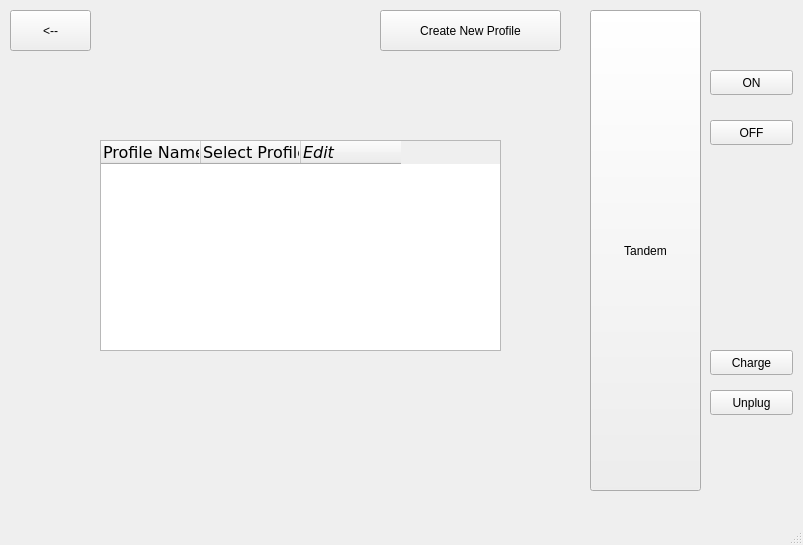
MurkyMurka/3004-Team-Project, file COMP3004_Final/mainwindow.ui: the form before one commit.
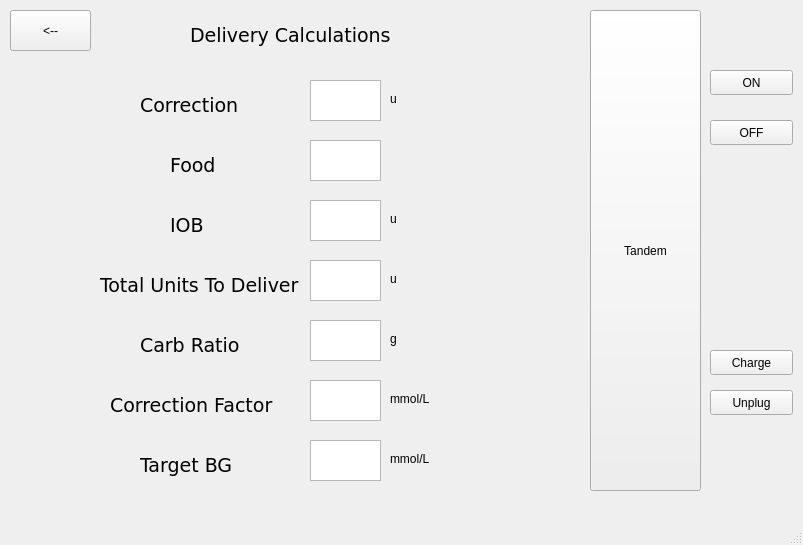
The form after the commit. The open tabs and pages were chosen to show the change. Icons and pictures are not drawn.

What changed in the file:
```diff
--- a/COMP3004_Final/mainwindow.ui
+++ b/COMP3004_Final/mainwindow.ui
@@ -24,28 +24,15 @@
      </rect>
     </property>
     <property name="currentIndex">
-     <number>4</number>
+     <number>33</number>
     </property>
     <widget class="QWidget" name="HomePage">
-     <widget class="QLabel" name="BolusIcon">
-      <property name="geometry">
-       <rect>
-        <x>410</x>
-        <y>20</y>
-        <width>20</width>
-        <height>30</height>
-       </rect>
-      </property>
-      <property name="text">
-       <string>B</string>
-      </property>
-     </widget>
      <widget class="QProgressBar" name="BolusBar">
       <property name="geometry">
        <rect>
-        <x>420</x>
+        <x>450</x>
         <y>20</y>
-        <width>141</width>
+        <width>111</width>
         <height>31</height>
        </rect>
       </property>
@@ -64,7 +51,7 @@
        <rect>
         <x>10</x>
         <y>390</y>
-        <width>261</width>
+        <width>271</width>
         <height>101</height>
        </rect>
       </property>
@@ -77,7 +64,7 @@
        <rect>
         <x>290</x>
         <y>390</y>
-        <width>261</width>
+        <width>271</width>
         <height>101</height>
        </rect>
       </property>
@@ -101,7 +88,7 @@
      <widget class="QDateTimeEdit" name="dateTimeEdit">
       <property name="geometry">
        <rect>
-        <x>220</x>
+        <x>210</x>
         <y>20</y>
         <width>141</width>
         <height>31</height>
@@ -140,6 +127,9 @@
         <height>30</height>
        </rect>
       </property>
+      <property name="readOnly">
+       <bool>true</bool>
+      </property>
       <property name="html">
        <string>&lt;!DOCTYPE HTML PUBLIC &quot;-//W3C//DTD HTML 4.0//EN&quot; &quot;http://www.w3.org/TR/REC-html40/strict.dtd&quot;&gt;
 &lt;html&gt;&lt;head&gt;&lt;meta name=&quot;qrichtext&quot; content=&quot;1&quot; /&gt;&lt;style type=&quot;text/css&quot;&gt;
@@ -148,6 +138,105 @@
 &lt;p style=&quot;-qt-paragraph-type:empty; margin-top:0px; margin-bottom:0px; margin-left:0px; margin-right:0px; -qt-block-indent:0; text-indent:0px;&quot;&gt;&lt;br /&gt;&lt;/p&gt;&lt;/body&gt;&lt;/html&gt;</string>
       </property>
      </widget>
+     <widget class="QPushButton" name="currentStatus">
+      <property name="geometry">
+       <rect>
+        <x>410</x>
+        <y>20</y>
+        <width>31</width>
+        <height>31</height>
+       </rect>
+      </property>
+      <property name="text">
+       <string>B</string>
+      </property>
+     </widget>
+    </widget>
+    <widget class="QWidget" name="currentStatusPage">
+     <widget class="QLabel" name="label_55">
+      <property name="geometry">
+       <rect>
+        <x>210</x>
+        <y>20</y>
+        <width>141</width>
+        <height>31</height>
+       </rect>
+      </property>
+      <property name="font">
+       <font>
+        <family>DejaVu Sans</family>
+        <pointsize>14</pointsize>
+       </font>
+      </property>
+      <property name="text">
+       <string>Current Status</string>
+      </property>
+     </widget>
+     <widget class="QPushButton" name="backToHome_5">
+      <property name="geometry">
+       <rect>
+        <x>10</x>
+        <y>10</y>
+        <width>81</width>
+        <height>41</height>
+       </rect>
+      </property>
+      <property name="text">
+       <string>&lt;--</string>
+      </property>
+     </widget>
+     <widget class="QPushButton" name="buttonR">
+      <property name="geometry">
+       <rect>
+        <x>10</x>
+        <y>60</y>
+        <width>501</width>
+        <height>101</height>
+       </rect>
+      </property>
+      <property name="text">
+       <string>x</string>
+      </property>
+     </widget>
+     <widget class="QPushButton" name="buttonR_2">
+      <property name="geometry">
+       <rect>
+        <x>10</x>
+        <y>170</y>
+        <width>501</width>
+        <height>101</height>
+       </rect>
+      </property>
+      <property name="text">
+       <string>x</string>
+      </property>
+     </widget>
+     <widget class="QPushButton" name="buttonR_3">
+      <property name="geometry">
+       <rect>
+        <x>10</x>
+        <y>280</y>
+        <width>501</width>
+        <height>101</height>
+       </rect>
+      </property>
+      <property name="text">
+       <string>x</string>
+      </property>
+     </widget>
+     <widget class="QPushButton" name="buttonR_4">
+      <property name="geometry">
+       <rect>
+        <x>10</x>
+        <y>390</y>
+        <width>501</width>
+        <height>101</height>
+       </rect>
+      </property>
+      <property name="text">
+       <string>x</string>
+      </property>
+     </widget>
     </widget>
     <widget class="QWidget" name="OffPage">
      <widget class="QTextBrowser" name="textBrowser">
@@ -416,7 +505,7 @@
        <string>&lt;--</string>
       </property>
      </widget>
-     <widget class="QPushButton" name="historyBTN_3">
+     <widget class="QPushButton" name="pumpHistoryBTN">
       <property name="geometry">
        <rect>
         <x>10</x>
@@ -429,7 +518,7 @@
        <string>Pump History</string>
       </property>
      </widget>
-     <widget class="QPushButton" name="historyBTN_4">
+     <widget class="QPushButton" name="cgmHistoryBTN">
       <property name="geometry">
        <rect>
         <x>10</x>
@@ -462,6 +551,126 @@
       </property>
      </widget>
     </widget>
+    <widget class="QWidget" name="cgmHistoryPage">
+     <widget class="QPushButton" name="historyBTN_7">
+      <property name="geometry">
+       <rect>
+        <x>10</x>
+        <y>60</y>
+        <width>551</width>
+        <height>101</height>
+       </rect>
+      </property>
+      <property name="text">
+       <string>x</string>
+      </property>
+     </widget>
+     <widget class="QLabel" name="label_54">
+      <property name="geometry">
+       <rect>
+        <x>230</x>
+        <y>20</y>
+        <width>131</width>
+        <height>31</height>
+       </rect>
+      </property>
+      <property name="font">
+       <font>
+        <family>DejaVu Sans</family>
+        <pointsize>14</pointsize>
+       </font>
+      </property>
+      <property name="text">
+       <string> CGM History</string>
+      </property>
+     </widget>
+     <widget class="QPushButton" name="historyBTN_8">
+      <property name="geometry">
+       <rect>
+        <x>10</x>
+        <y>170</y>
+        <width>551</width>
+        <height>101</height>
+       </rect>
+      </property>
+      <property name="text">
+       <string>x</string>
+      </property>
+     </widget>
+     <widget class="QPushButton" name="backToHistoryBTN_2">
+      <property name="geometry">
+       <rect>
+        <x>10</x>
+        <y>10</y>
+        <width>81</width>
+        <height>41</height>
+       </rect>
+      </property>
+      <property name="text">
+       <string>&lt;--</string>
+      </property>
+     </widget>
+    </widget>
+    <widget class="QWidget" name="pumpHistoryPage">
+     <widget class="QPushButton" name="backToHistoryBTN">
+      <property name="geometry">
+       <rect>
+        <x>10</x>
+        <y>10</y>
+        <width>81</width>
+        <height>41</height>
+       </rect>
+      </property>
+      <property name="text">
+       <string>&lt;--</string>
+      </property>
+     </widget>
+     <widget class="QLabel" name="label_53">
+      <property name="geometry">
+       <rect>
+        <x>230</x>
+        <y>20</y>
+        <width>131</width>
+        <height>31</height>
+       </rect>
+      </property>
+      <property name="font">
+       <font>
+        <family>DejaVu Sans</family>
+        <pointsize>14</pointsize>
+       </font>
+      </property>
+      <property name="text">
+       <string>Pump History</string>
+      </property>
+     </widget>
+     <widget class="QPushButton" name="historyBTN_5">
+      <property name="geometry">
+       <rect>
+        <x>10</x>
+        <y>60</y>
+        <width>551</width>
+        <height>101</height>
+       </rect>
+      </property>
+      <property name="text">
+       <string>x</string>
+      </property>
+     </widget>
+     <widget class="QPushButton" name="historyBTN_6">
+      <property name="geometry">
+       <rect>
+        <x>10</x>
+        <y>170</y>
+        <width>551</width>
+        <height>101</height>
+       </rect>
+      </property>
+      <property name="text">
+       <string>x</string>
+      </property>
+     </widget>
+    </widget>
     <widget class="QWidget" name="loadPage">
      <widget class="QPushButton" name="backToOptionsBTN_2">
       <property name="geometry">
@@ -1246,6 +1455,342 @@
       </property>
      </widget>
     </widget>
+    <widget class="QWidget" name="deliverCalculationPage">
+     <widget class="QPushButton" name="backToBolus">
+      <property name="geometry">
+       <rect>
+        <x>10</x>
+        <y>10</y>
+        <width>81</width>
+        <height>41</height>
+       </rect>
+      </property>
+      <property name="text">
+       <string>&lt;--</string>
+      </property>
+     </widget>
+     <widget class="QLabel" name="label_56">
+      <property name="geometry">
+       <rect>
+        <x>190</x>
+        <y>20</y>
+        <width>201</width>
+        <height>31</height>
+       </rect>
+      </property>
+      <property name="font">
+       <font>
+        <family>DejaVu Sans</family>
+        <pointsize>14</pointsize>
+       </font>
+      </property>
+      <property name="text">
+       <string>Delivery Calculations</string>
+      </property>
+     </widget>
+     <widget class="QTextEdit" name="correctionView">
+      <property name="geometry">
+       <rect>
+        <x>310</x>
+        <y>80</y>
+        <width>71</width>
+        <height>41</height>
+       </rect>
+      </property>
+      <property name="readOnly">
+       <bool>true</bool>
+      </property>
+     </widget>
+     <widget class="QLabel" name="label_57">
+      <property name="geometry">
+       <rect>
+        <x>140</x>
+        <y>90</y>
+        <width>111</width>
+        <height>31</height>
+       </rect>
+      </property>
+      <property name="font">
+       <font>
+        <family>DejaVu Sans</family>
+        <pointsize>14</pointsize>
+       </font>
+      </property>
+      <property name="text">
+       <string>Correction</string>
+      </property>
+     </widget>
+     <widget class="QLabel" name="label_58">
+      <property name="geometry">
+       <rect>
+        <x>170</x>
+        <y>150</y>
+        <width>51</width>
+        <height>31</height>
+       </rect>
+      </property>
+      <property name="font">
+       <font>
+        <family>DejaVu Sans</family>
+        <pointsize>14</pointsize>
+       </font>
+      </property>
+      <property name="text">
+       <string>Food</string>
+      </property>
+     </widget>
+     <widget class="QTextEdit" name="foodView">
+      <property name="geometry">
+       <rect>
+        <x>310</x>
+        <y>140</y>
+        <width>71</width>
+        <height>41</height>
+       </rect>
+      </property>
+      <property name="readOnly">
+       <bool>true</bool>
+      </property>
+     </widget>
+     <widget class="QLabel" name="label_59">
+      <property name="geometry">
+       <rect>
+        <x>170</x>
+        <y>210</y>
+        <width>111</width>
+        <height>31</height>
+       </rect>
+      </property>
+      <property name="font">
+       <font>
+        <family>DejaVu Sans</family>
+        <pointsize>14</pointsize>
+       </font>
+      </property>
+      <property name="text">
+       <string>IOB</string>
+      </property>
+     </widget>
+     <widget class="QTextEdit" name="iobView">
+      <property name="geometry">
+       <rect>
+        <x>310</x>
+        <y>200</y>
+        <width>71</width>
+        <height>41</height>
+       </rect>
+      </property>
+      <property name="readOnly">
+       <bool>true</bool>
+      </property>
+     </widget>
+     <widget class="QLabel" name="label_60">
+      <property name="geometry">
+       <rect>
+        <x>100</x>
+        <y>270</y>
+        <width>201</width>
+        <height>31</height>
+       </rect>
+      </property>
+      <property name="font">
+       <font>
+        <family>DejaVu Sans</family>
+        <pointsize>14</pointsize>
+       </font>
+      </property>
+      <property name="text">
+       <string>Total Units To Deliver</string>
+      </property>
+     </widget>
+     <widget class="QTextEdit" name="totalUnitsToDeliverView">
+      <property name="geometry">
+       <rect>
+        <x>310</x>
+        <y>260</y>
+        <width>71</width>
+        <height>41</height>
+       </rect>
+      </property>
+      <property name="readOnly">
+       <bool>true</bool>
+      </property>
+     </widget>
+     <widget class="QLabel" name="label_61">
+      <property name="geometry">
+       <rect>
+        <x>140</x>
+        <y>330</y>
+        <width>111</width>
+        <height>31</height>
+       </rect>
+      </property>
+      <property name="font">
+       <font>
+        <family>DejaVu Sans</family>
+        <pointsize>14</pointsize>
+       </font>
+      </property>
+      <property name="text">
+       <string>Carb Ratio</string>
+      </property>
+     </widget>
+     <widget class="QTextEdit" name="carbRatioView">
+      <property name="geometry">
+       <rect>
+        <x>310</x>
+        <y>320</y>
+        <width>71</width>
+        <height>41</height>
+       </rect>
+      </property>
+      <property name="readOnly">
+       <bool>true</bool>
+      </property>
+     </widget>
+     <widget class="QTextEdit" name="correctionFactorView">
+      <property name="geometry">
+       <rect>
+        <x>310</x>
+        <y>380</y>
+        <width>71</width>
+        <height>41</height>
+       </rect>
+      </property>
+      <property name="readOnly">
+       <bool>true</bool>
+      </property>
+     </widget>
+     <widget class="QLabel" name="label_141">
+      <property name="geometry">
+       <rect>
+        <x>110</x>
+        <y>390</y>
+        <width>171</width>
+        <height>31</height>
+       </rect>
+      </property>
+      <property name="font">
+       <font>
+        <family>DejaVu Sans</family>
+        <pointsize>14</pointsize>
+       </font>
+      </property>
+      <property name="text">
+       <string>Correction Factor</string>
+      </property>
+     </widget>
+     <widget class="QTextEdit" name="tagetBgView">
+      <property name="geometry">
+       <rect>
+        <x>310</x>
+        <y>440</y>
+        <width>71</width>
+        <height>41</height>
+       </rect>
+      </property>
+      <property name="readOnly">
+       <bool>true</bool>
+      </property>
+     </widget>
+     <widget class="QLabel" name="label_142">
+      <property name="geometry">
+       <rect>
+        <x>140</x>
+        <y>450</y>
+        <width>101</width>
+        <height>31</height>
+       </rect>
+      </property>
+      <property name="font">
+       <font>
+        <family>DejaVu Sans</family>
+        <pointsize>14</pointsize>
+       </font>
+      </property>
+      <property name="text">
+       <string>Target BG</string>
+      </property>
+     </widget>
+     <widget class="QLabel" name="label_143">
+      <property name="geometry">
+       <rect>
+        <x>390</x>
+        <y>90</y>
+        <width>16</width>
+        <height>17</height>
+       </rect>
+      </property>
+      <property name="text">
+       <string>u</string>
+      </property>
+     </widget>
+     <widget class="QLabel" name="label_144">
+      <property name="geometry">
+       <rect>
+        <x>390</x>
+        <y>210</y>
+        <width>16</width>
+        <height>17</height>
+       </rect>
+      </property>
+      <property name="text">
+       <string>u</string>
+      </property>
+     </widget>
+     <widget class="QLabel" name="label_145">
+      <property name="geometry">
+       <rect>
+        <x>390</x>
+        <y>270</y>
+        <width>16</width>
+        <height>17</height>
+       </rect>
+      </property>
+      <property name="text">
+       <string>u</string>
+      </property>
+     </widget>
+     <widget class="QLabel" name="label_146">
+      <property name="geometry">
+       <rect>
+        <x>390</x>
+        <y>330</y>
+        <width>16</width>
+        <height>17</height>
+       </rect>
+      </property>
+      <property name="text">
+       <string>g</string>
+      </property>
+     </widget>
+     <widget class="QLabel" name="label_147">
+      <property name="geometry">
+       <rect>
+        <x>390</x>
+        <y>390</y>
+        <width>51</width>
+        <height>17</height>
+       </rect>
+      </property>
+      <property name="text">
+       <string>mmol/L</string>
+      </property>
+     </widget>
+     <widget class="QLabel" name="label_148">
+      <property name="geometry">
+       <rect>
+        <x>390</x>
+        <y>450</y>
+        <width>51</width>
+        <height>17</height>
+       </rect>
+      </property>
+      <property name="text">
+       <string>mmol/L</string>
+      </property>
+     </widget>
+    </widget>
     <widget class="QWidget" name="enterCarbsPage">
      <widget class="QTextEdit" name="textEdit_7">
       <property name="geometry">
@@ -2258,8 +2803,8 @@
      <widget class="QLabel" name="label_75">
       <property name="geometry">
        <rect>
-        <x>180</x>
-        <y>60</y>
+        <x>210</x>
+        <y>90</y>
         <width>161</width>
         <height>31</height>
        </rect>
@@ -2277,8 +2822,8 @@
      <widget class="QLabel" name="finalBolusUnitsLabel">
       <property name="geometry">
        <rect>
-        <x>140</x>
-        <y>170</y>
+        <x>170</x>
+        <y>180</y>
         <width>251</width>
         <height>41</height>
        </rect>
```
